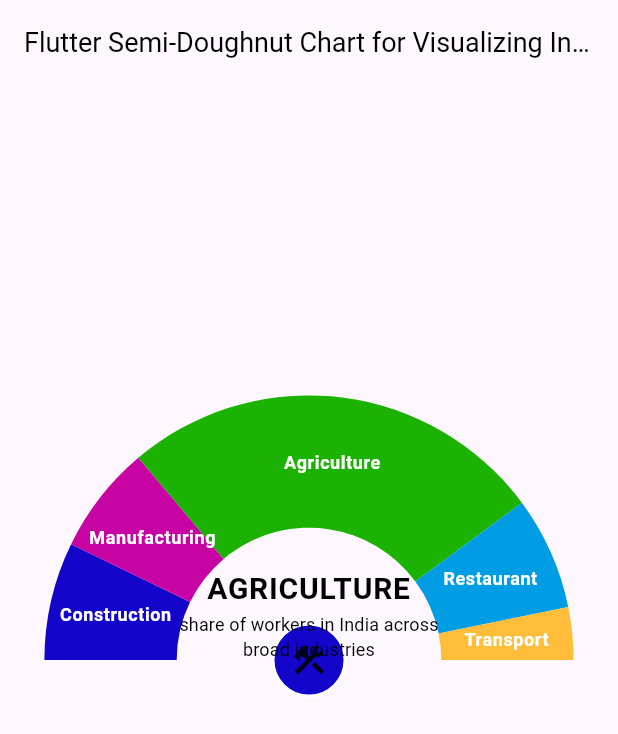
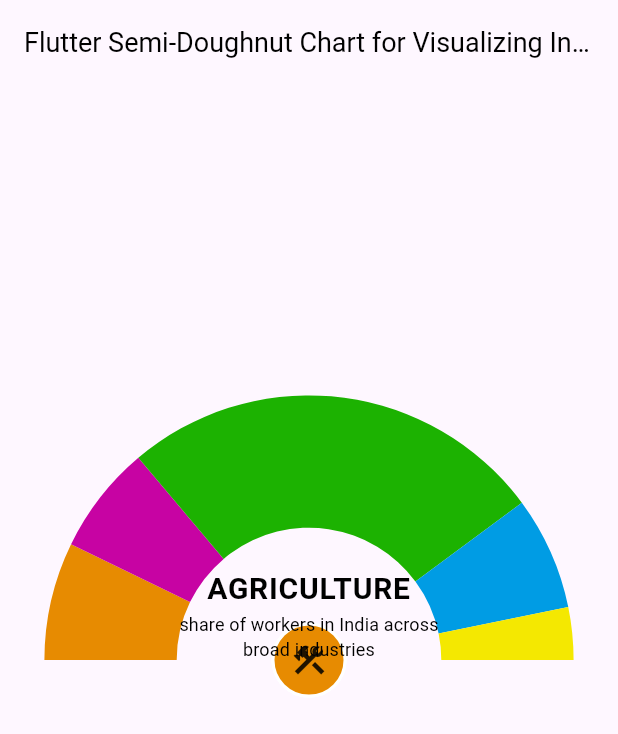
Before and after one commit to SyncfusionExamples/how-to-create-flutter-semi-doughnut-chart-for-carbon-emissions-per-kilometer, a Flutter app: the screen it shows after launch, on a phone screen of 412 x 824 dp. Shown: the top 734 px of the screen. Run offline on Flutter 3.47's test engine with Material 3 defaults, Android fonts, the phone set to English and light mode, and no system bars; our stand-ins replace syncfusion_flutter_charts.

Commit message:
FLUT-911026-[others][flutter]: Changed the color for segment

```diff
--- a/lib/main.dart
+++ b/lib/main.dart
@@ -41,18 +41,14 @@ class _MyHomePageState extends State<MyHomePage> {
         titleTextStyle: const TextStyle(fontSize: 18, color: Colors.black),
       ),
       body: Center(
-        child: _buildDoughnutChart(),
+        /// Builds the entire doughnut chart
+        child: SfCircularChart(
+          annotations: _buildChartAnnotations(),
+          series: <CircularSeries>[
+            _buildDoughnutSeries(),
+          ],
+        ),
       ),
-    );
-  }
-
-  /// Builds the entire doughnut chart
-  Widget _buildDoughnutChart() {
-    return SfCircularChart(
-      annotations: _buildChartAnnotations(),
-      series: <CircularSeries>[
-        _buildDoughnutSeries(),
-      ],
     );
   }
 
@@ -60,7 +56,7 @@ class _MyHomePageState extends State<MyHomePage> {
   List<CircularChartAnnotation> _buildChartAnnotations() {
     return <CircularChartAnnotation>[
       _buildIconAnnotation(-6, Icons.emoji_transportation_outlined,
-          const Color.fromRGBO(255, 189, 57, 1)),
+          const Color.fromARGB(255, 244, 232, 1)),
       _buildIconAnnotation(-85, Icons.agriculture_outlined,
           const Color.fromARGB(255, 28, 178, 1)),
       _buildIconAnnotation(
@@ -68,7 +64,7 @@ class _MyHomePageState extends State<MyHomePage> {
       _buildIconAnnotation(-142, Icons.precision_manufacturing_outlined,
           const Color.fromARGB(255, 199, 3, 163)),
       _buildIconAnnotation(-167, Icons.construction_outlined,
-          const Color.fromARGB(255, 19, 6, 202)),
+          const Color.fromARGB(255, 231, 139, 1)),
       _buildTextAnnotation()
     ];
   }
@@ -143,20 +139,20 @@ class _MyHomePageState extends State<MyHomePage> {
       explodeAll: true,
       explodeOffset: '2%',
       dataLabelSettings: const DataLabelSettings(
-          isVisible: true,
+          isVisible: false,
           textStyle: TextStyle(
-              fontSize: 12, color: Colors.white, fontWeight: FontWeight.w600)),
+              fontSize: 12, color: Colors.black, fontWeight: FontWeight.w600)),
     );
   }
 
   /// Creates a list of chart data
   static List<ChartData> _createChartData() {
     return [
-      ChartData('Construction', 12.6, const Color.fromARGB(255, 19, 6, 202)),
+      ChartData('Construction', 12.6, const Color.fromARGB(255, 231, 139, 1)),
       ChartData('Manufacturing', 11.6, const Color.fromARGB(255, 199, 3, 163)),
       ChartData('Agriculture', 45.5, const Color.fromARGB(255, 28, 178, 1)),
       ChartData('Restaurant', 12.1, const Color.fromARGB(255, 0, 156, 228)),
-      ChartData('Transport', 5.6, const Color.fromRGBO(255, 189, 57, 1)),
+      ChartData('Transport', 5.6, const Color.fromARGB(255, 244, 232, 1)),
     ];
   }
 }
```
